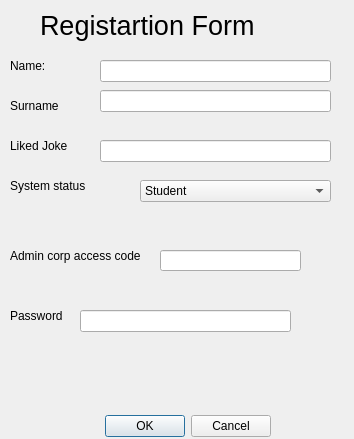
Old version of the form executable/registartionform.ui in the repository Elestrias/Homework-2-.
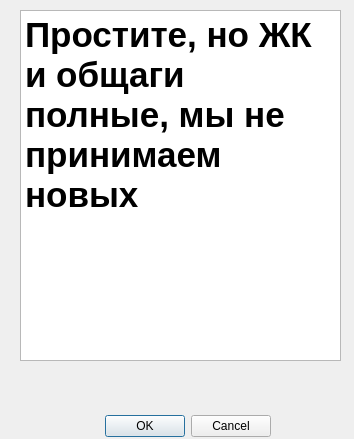
New version of the form.

Patch:
```diff
--- a/executable/registartionform.ui
+++ b/executable/registartionform.ui
@@ -29,185 +29,28 @@
     <set>QDialogButtonBox::Cancel|QDialogButtonBox::Ok</set>
    </property>
   </widget>
-  <widget class="QLineEdit" name="name">
+  <widget class="QTextBrowser" name="textBrowser">
    <property name="geometry">
     <rect>
-     <x>100</x>
-     <y>60</y>
-     <width>231</width>
-     <height>22</height>
-    </rect>
-   </property>
-  </widget>
-  <widget class="QLabel" name="label">
-   <property name="geometry">
-    <rect>
-     <x>10</x>
-     <y>50</y>
-     <width>91</width>
-     <height>31</height>
-    </rect>
-   </property>
-   <property name="text">
-    <string>Name:</string>
-   </property>
-  </widget>
-  <widget class="QLabel" name="label_2">
-   <property name="geometry">
-    <rect>
-     <x>10</x>
-     <y>90</y>
-     <width>91</width>
-     <height>31</height>
-    </rect>
-   </property>
-   <property name="text">
-    <string>Surname</string>
-   </property>
-  </widget>
-  <widget class="QLabel" name="label_3">
-   <property name="geometry">
-    <rect>
-     <x>10</x>
-     <y>130</y>
-     <width>91</width>
-     <height>31</height>
-    </rect>
-   </property>
-   <property name="text">
-    <string>Liked Joke</string>
-   </property>
-  </widget>
-  <widget class="QLabel" name="label_4">
-   <property name="geometry">
-    <rect>
-     <x>10</x>
-     <y>170</y>
-     <width>91</width>
-     <height>31</height>
-    </rect>
-   </property>
-   <property name="text">
-    <string>System status</string>
-   </property>
-  </widget>
-  <widget class="QLineEdit" name="surname">
-   <property name="geometry">
-    <rect>
-     <x>100</x>
-     <y>90</y>
-     <width>231</width>
-     <height>22</height>
-    </rect>
-   </property>
-  </widget>
-  <widget class="QLineEdit" name="joke">
-   <property name="geometry">
-    <rect>
-     <x>100</x>
-     <y>140</y>
-     <width>231</width>
-     <height>22</height>
-    </rect>
-   </property>
-  </widget>
-  <widget class="QComboBox" name="systemStatus">
-   <property name="geometry">
-    <rect>
-     <x>140</x>
-     <y>180</y>
-     <width>191</width>
-     <height>22</height>
-    </rect>
-   </property>
-   <item>
-    <property name="text">
-     <string>Student</string>
-    </property>
-   </item>
-   <item>
-    <property name="text">
-     <string>Laboratory stuff</string>
-    </property>
-   </item>
-   <item>
-    <property name="text">
-     <string>Proffessor</string>
-    </property>
-   </item>
-   <item>
-    <property name="text">
-     <string>Director</string>
-    </property>
-   </item>
-   <item>
-    <property name="text">
-     <string>Admin</string>
-    </property>
-   </item>
-  </widget>
-  <widget class="QLineEdit" name="accessCode">
-   <property name="geometry">
-    <rect>
-     <x>160</x>
-     <y>250</y>
-     <width>141</width>
-     <height>21</height>
-    </rect>
-   </property>
-  </widget>
-  <widget class="QLabel" name="label_5">
-   <property name="geometry">
-    <rect>
-     <x>10</x>
-     <y>240</y>
-     <width>151</width>
-     <height>31</height>
-    </rect>
-   </property>
-   <property name="text">
-    <string>Admin corp access code</string>
-   </property>
-  </widget>
-  <widget class="QLabel" name="label_6">
-   <property name="geometry">
-    <rect>
-     <x>40</x>
-     <y>0</y>
-     <width>291</width>
-     <height>51</height>
+     <x>20</x>
+     <y>10</y>
+     <width>321</width>
+     <height>351</height>
     </rect>
    </property>
    <property name="font">
     <font>
      <pointsize>20</pointsize>
+     <weight>75</weight>
+     <bold>true</bold>
     </font>
    </property>
-   <property name="text">
-    <string>Registartion Form</string>
-   </property>
-  </widget>
-  <widget class="QLabel" name="label_8">
-   <property name="geometry">
-    <rect>
-     <x>10</x>
-     <y>300</y>
-     <width>91</width>
-     <height>31</height>
-    </rect>
-   </property>
-   <property name="text">
-    <string>Password</string>
-   </property>
-  </widget>
-  <widget class="QLineEdit" name="lineEdit">
-   <property name="geometry">
-    <rect>
-     <x>80</x>
-     <y>310</y>
-     <width>211</width>
-     <height>22</height>
-    </rect>
+   <property name="html">
+    <string>&lt;!DOCTYPE HTML PUBLIC &quot;-//W3C//DTD HTML 4.0//EN&quot; &quot;http://www.w3.org/TR/REC-html40/strict.dtd&quot;&gt;
+&lt;html&gt;&lt;head&gt;&lt;meta name=&quot;qrichtext&quot; content=&quot;1&quot; /&gt;&lt;style type=&quot;text/css&quot;&gt;
+p, li { white-space: pre-wrap; }
+&lt;/style&gt;&lt;/head&gt;&lt;body style=&quot; font-family:'MS Shell Dlg 2'; font-size:20pt; font-weight:600; font-style:normal;&quot;&gt;
+&lt;p style=&quot; margin-top:0px; margin-bottom:0px; margin-left:0px; margin-right:0px; -qt-block-indent:0; text-indent:0px;&quot;&gt;&lt;span style=&quot; font-size:26pt;&quot;&gt;Простите, но ЖК и общаги полные, мы не принимаем новых &lt;/span&gt;&lt;/p&gt;&lt;/body&gt;&lt;/html&gt;</string>
    </property>
   </widget>
  </widget>
```
Left out of the diff: 2 changed lines with no effect on the pictures.
